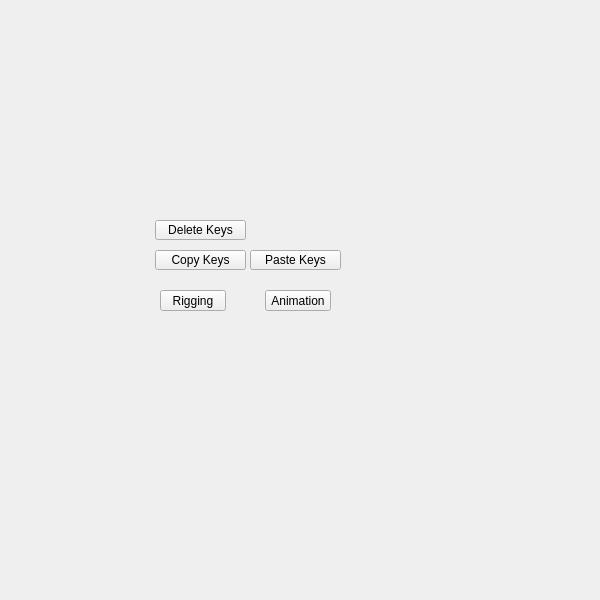
Old version of the form tentacle/ui/animation#submenu.ui in the repository m3trik/tentacle.
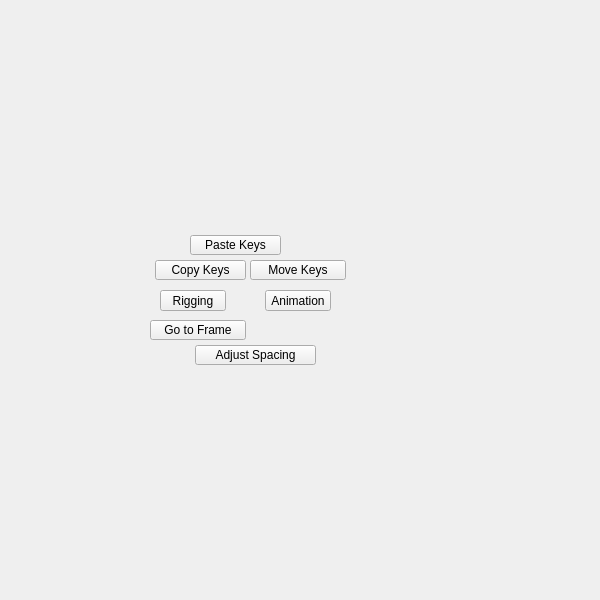
New version of the form. Custom widgets are drawn as their Qt base class.

The edit to the form file:
```diff
--- a/tentacle/ui/animation#submenu.ui
+++ b/tentacle/ui/animation#submenu.ui
@@ -112,43 +112,6 @@
      <string>Rigging</string>
     </property>
    </widget>
-   <widget class="QPushButton" name="b000">
-    <property name="enabled">
-     <bool>true</bool>
-    </property>
-    <property name="geometry">
-     <rect>
-      <x>155</x>
-      <y>220</y>
-      <width>91</width>
-      <height>20</height>
-     </rect>
-    </property>
-    <property name="minimumSize">
-     <size>
-      <width>0</width>
-      <height>20</height>
-     </size>
-    </property>
-    <property name="maximumSize">
-     <size>
-      <width>999</width>
-      <height>20</height>
-     </size>
-    </property>
-    <property name="toolTip">
-     <string>Delete keys for the currently selected object(s).</string>
-    </property>
-    <property name="text">
-     <string>Delete Keys</string>
-    </property>
-    <property name="iconSize">
-     <size>
-      <width>18</width>
-      <height>18</height>
-     </size>
-    </property>
-   </widget>
    <widget class="QPushButton" name="b001">
     <property name="enabled">
      <bool>true</bool>
@@ -156,7 +119,7 @@
     <property name="geometry">
      <rect>
       <x>155</x>
-      <y>250</y>
+      <y>260</y>
       <width>91</width>
       <height>20</height>
      </rect>
@@ -192,8 +155,8 @@
     </property>
     <property name="geometry">
      <rect>
-      <x>250</x>
-      <y>250</y>
+      <x>190</x>
+      <y>235</y>
       <width>91</width>
       <height>20</height>
      </rect>
@@ -223,8 +186,114 @@
      </size>
     </property>
    </widget>
+   <widget class="PushButton" name="tb006">
+    <property name="geometry">
+     <rect>
+      <x>250</x>
+      <y>260</y>
+      <width>96</width>
+      <height>20</height>
+     </rect>
+    </property>
+    <property name="minimumSize">
+     <size>
+      <width>0</width>
+      <height>20</height>
+     </size>
+    </property>
+    <property name="maximumSize">
+     <size>
+      <width>16777215</width>
+      <height>20</height>
+     </size>
+    </property>
+    <property name="toolTip">
+     <string>Move the selected keyframes to the current time with the selected option,
+Else move all keyframes of the selected objects.</string>
+    </property>
+    <property name="text">
+     <string>Move Keys</string>
+    </property>
+    <property name="checkable">
+     <bool>false</bool>
+    </property>
+   </widget>
+   <widget class="PushButton" name="tb000">
+    <property name="geometry">
+     <rect>
+      <x>150</x>
+      <y>320</y>
+      <width>96</width>
+      <height>20</height>
+     </rect>
+    </property>
+    <property name="minimumSize">
+     <size>
+      <width>0</width>
+      <height>20</height>
+     </size>
+    </property>
+    <property name="maximumSize">
+     <size>
+      <width>16777215</width>
+      <height>20</height>
+     </size>
+    </property>
+    <property name="toolTip">
+     <string>&lt;html&gt;&lt;head/&gt;&lt;body&gt;&lt;p&gt;Set the current frame on the timeslider.&lt;/p&gt;&lt;/body&gt;&lt;/html&gt;</string>
+    </property>
+    <property name="text">
+     <string>Go to Frame</string>
+    </property>
+    <property name="checkable">
+     <bool>false</bool>
+    </property>
+   </widget>
+   <widget class="PushButton" name="tb002">
+    <property name="geometry">
+     <rect>
+      <x>195</x>
+      <y>345</y>
+      <width>121</width>
+      <height>20</height>
+     </rect>
+    </property>
+    <property name="minimumSize">
+     <size>
+      <width>0</width>
+      <height>20</height>
+     </size>
+    </property>
+    <property name="maximumSize">
+     <size>
+      <width>16777215</width>
+      <height>20</height>
+     </size>
+    </property>
+    <property name="toolTip">
+     <string>Push keys apart or pull them closer by a fixed frame amount.
+Every key at or after the given time shifts by the same offset.
+Supports negative values to compress timing.
+
+Unlike Create Gap, this does not clear a specific range —
+it uniformly shifts all qualifying keys.</string>
+    </property>
+    <property name="text">
+     <string>Adjust Spacing</string>
+    </property>
+    <property name="checkable">
+     <bool>false</bool>
+    </property>
+   </widget>
   </widget>
  </widget>
+ <customwidgets>
+  <customwidget>
+   <class>PushButton</class>
+   <extends>QPushButton</extends>
+   <header>widgets.pushbutton.h</header>
+  </customwidget>
+ </customwidgets>
  <resources/>
  <connections/>
  <designerdata>
```
Left out of the diff: 2 changed lines with no effect on the pictures.
